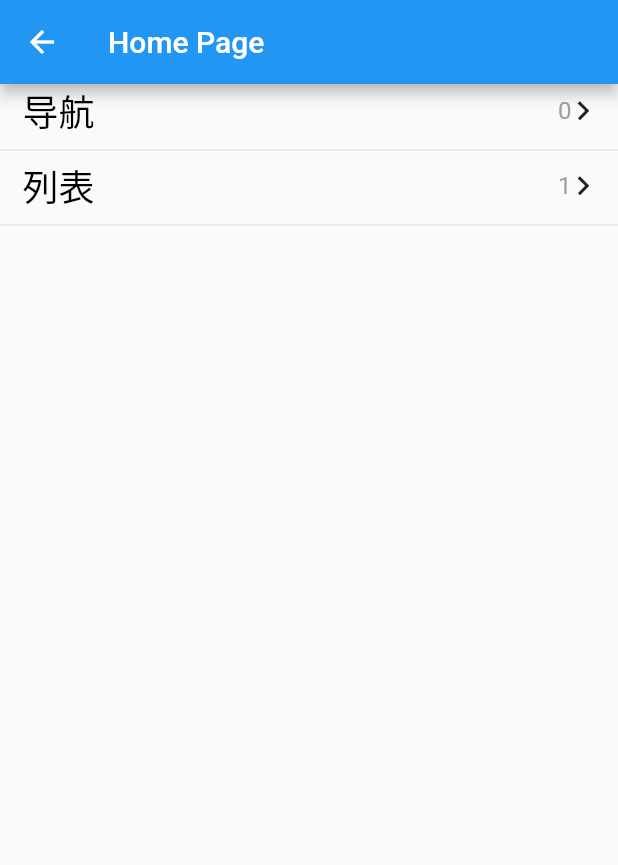
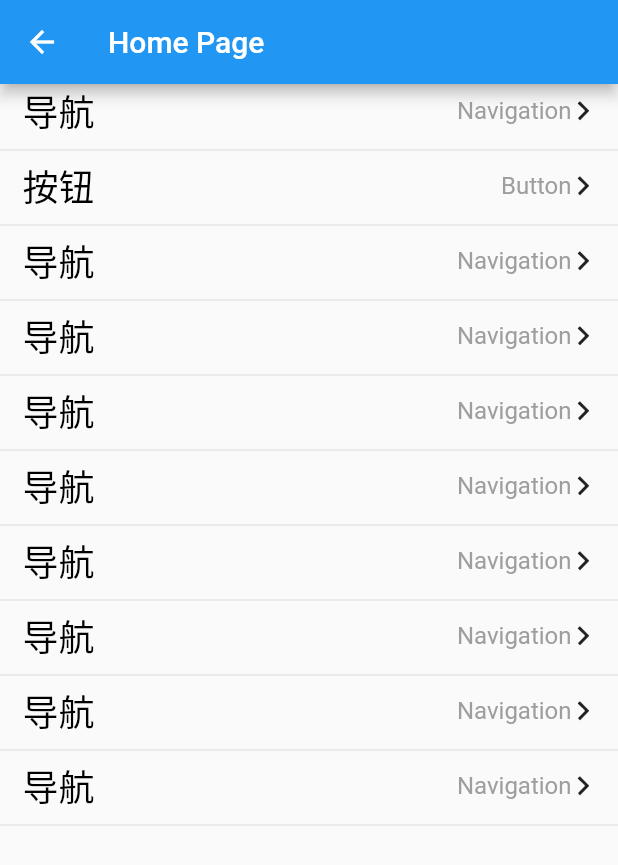
Before and after one commit to yao996186979/LearnFlutter, a Flutter app: the HomePage screen opened by its route, on a phone screen of 412 x 824 dp. Shown: the top 865 px of the screen. Run offline on Flutter 3.47's test engine with Material 2 defaults, Android fonts, the phone set to English and light mode, and no system bars.

Commit message:
Button学习

```diff
--- /dev/null
+++ b/assetss/localData/NavigationDirectory.json
@@ -0,0 +1,22 @@
+[
+  {
+    "title" : "导航",
+    "detailInfo" : "",
+    "router": ""
+  },
+  {
+    "title" : "导航",
+    "detailInfo" : "",
+    "router": ""
+  },
+  {
+    "title" : "导航",
+    "detailInfo" : "",
+    "router": ""
+  },
+  {
+    "title" : "导航",
+    "detailInfo" : "",
+    "router": ""
+  }
+]
--- a/lib/home.dart
+++ b/lib/home.dart
@@ -1,14 +1,19 @@
+import 'dart:convert';
+
 import 'package:flutter/material.dart';
 import 'cell.dart';
 
 class HomePage extends StatelessWidget {
+  final ListView listView = new ListView();
+
   @override
   Widget build(BuildContext context) {
     return new Scaffold(
       appBar: new AppBar(
         title: new Text('Home Page'),
       ),
-      body: new Center(child: new ListView(children: getNavigationData(context))),
+      body:
+          new Center(child: new ListView(children: getNavigationData(context))),
     );
   }
 
@@ -31,19 +36,40 @@ class HomePage extends StatelessWidget {
   }
 
   getNavigationData(BuildContext context) {
-    List<String> titles = ["导航", "列表"];
     List<Widget> widgets = [];
-    for (int i = 0; i < titles.length; i++) {
+    List directory = getDirectory();
+    for (int i = 0; i < directory.length; i++) {
       widgets.add(new GestureDetector(
         child: new NavigationCell(
-          labelTitle: titles[i],
-          detailLabelTitle: "${i}",
+          labelTitle: directory[i]["title"],
+          detailLabelTitle: directory[i]["detailInfo"],
         ),
-        onTap: (){
-          print("ddd");
+        onTap: () {
+          Navigator.of(context).pushNamed(directory[i]["router"]);
         },
       ));
     }
+
     return widgets;
   }
+
+  getDirectory() {
+    return [
+      {"title": "导航", "detailInfo": "Navigation", "router": "/first"},
+      {"title": "按钮", "detailInfo": "Button", "router": "/button"},
+      {"title": "导航", "detailInfo": "Navigation", "router": "/text"},
+      {"title": "导航", "detailInfo": "Navigation", "router": ""},
+      {"title": "导航", "detailInfo": "Navigation", "router": ""},
+      {"title": "导航", "detailInfo": "Navigation", "router": ""},
+      {"title": "导航", "detailInfo": "Navigation", "router": ""},
+      {"title": "导航", "detailInfo": "Navigation", "router": ""},
+      {"title": "导航", "detailInfo": "Navigation", "router": ""},
+      {"title": "导航", "detailInfo": "Navigation", "router": ""}
+    ];
+  }
 }
+//DefaultAssetBundle.of(context).loadString('assetss/localData/NavigationDirectory.json').then((value){
+//List directory =  json.decode(value);
+
+//
+//});
--- a/lib/main.dart
+++ b/lib/main.dart
@@ -1,4 +1,6 @@
   import 'package:flutter/material.dart';
+import 'package:flutter_app/button.dart';
+import 'text.dart';
 import 'navigation.dart';
 import 'home.dart';
 void main() => runApp(MyApp());
@@ -18,6 +20,8 @@ class MyApp extends StatelessWidget {
         '/second': (BuildContext context) => SecondPage(),
         '/third': (BuildContext context) => ThirdPage(),
         '/home': (BuildContext context) => HomePage(),
+        '/button':(BuildContext context) => ButtonPage(),
+        '/text':(BuildContext context) => TextPage()
       },
 
     );
--- a/pubspec.yaml
+++ b/pubspec.yaml
@@ -74,3 +74,5 @@ flutter:
     - family: IconFont
       fonts:
         - asset: assetss/fonts/iconfont.ttf
+  assets:
+    - assetss/localData/NavigationDirectory.json
```
Also changed, not shown: lib/button.dart (added, +79 -0 lines), lib/text.dart (added), pubspec.lock, 1 other file.
